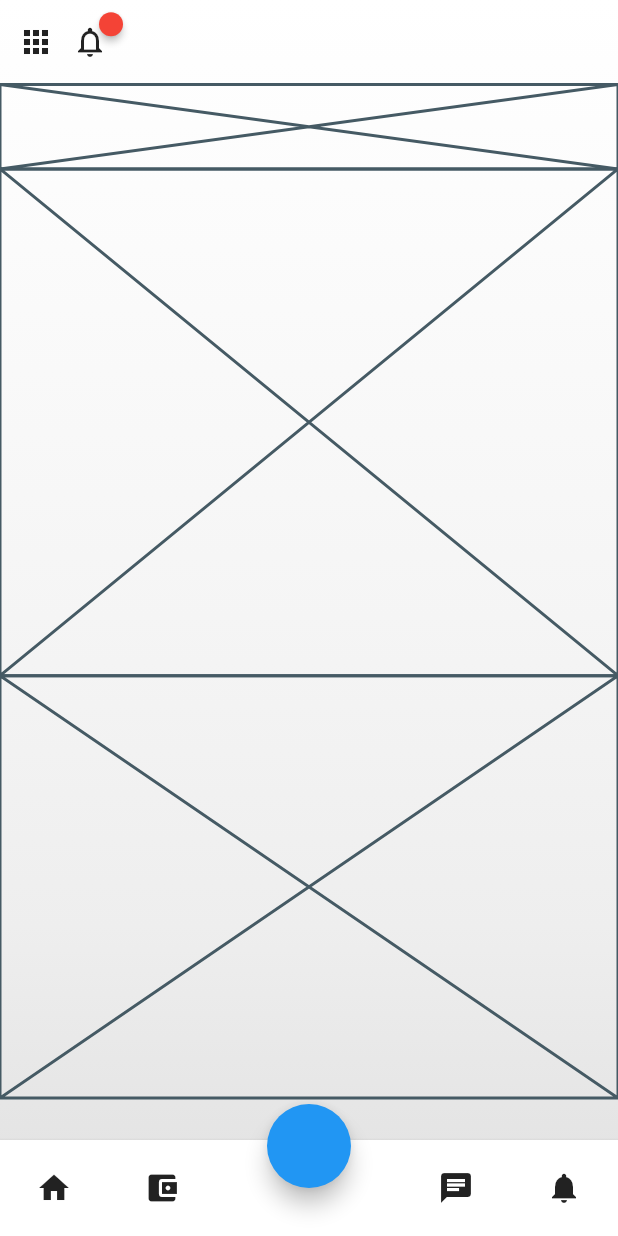
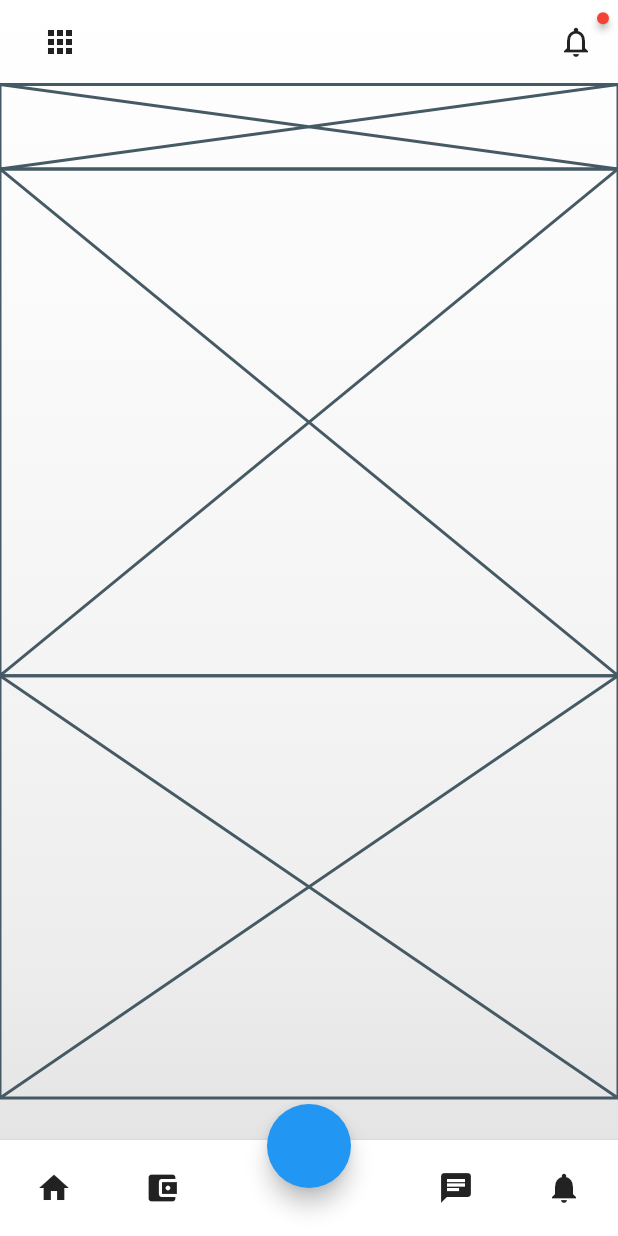
Before and after one commit to JAICHANGPARK/flutter_notebook_11th_story, a Flutter app: the screen it shows after launch, on a phone screen of 412 x 824 dp. Run offline on Flutter 3.47's test engine with Material 2 defaults, Android fonts, the phone set to English and light mode, and no system bars; drawn by our look-alikes of badges; our stand-ins replace backdrop, flutter_inner_drawer, flutter_slidable, flutter_swiper, google_fonts.

Commit message:
Update real_estate_home_page.dart

```diff
--- a/lib/ep731_real_estate_app/ui/real_estate_home_page.dart
+++ b/lib/ep731_real_estate_app/ui/real_estate_home_page.dart
@@ -80,15 +80,19 @@ class _RealEstateHomePageState extends State<RealEstateHomePage> {
                 top: 0,
                 child: Column(
                   children: [
-                    Expanded(child: Row(
+                    Expanded(child: Padding(
+                      padding: const EdgeInsets.symmetric(horizontal: 16),
+                      child: Row(
+                        mainAxisAlignment: MainAxisAlignment.spaceBetween,
                         children: [
                           IconButton(onPressed: (){}, icon: Icon(Icons.apps)),
 
                           Badge(
                             child: Icon(Icons.notifications_none,),
-                          padding: EdgeInsets.all(8),
+                            padding: EdgeInsets.all(4),
                           ),
                         ],
+                      ),
                     )),
                     Expanded(child: Placeholder()),
                     Expanded(flex: 6, child: Placeholder()),
```
Lines whose indentation alone changed are shown as unchanged.
